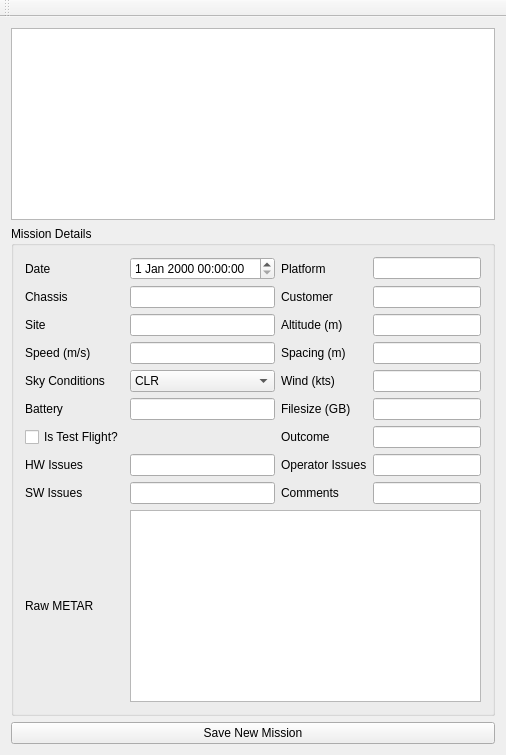
Qt form ui/flight_log.ui (gavho/Flight-Tracker) before a commit.
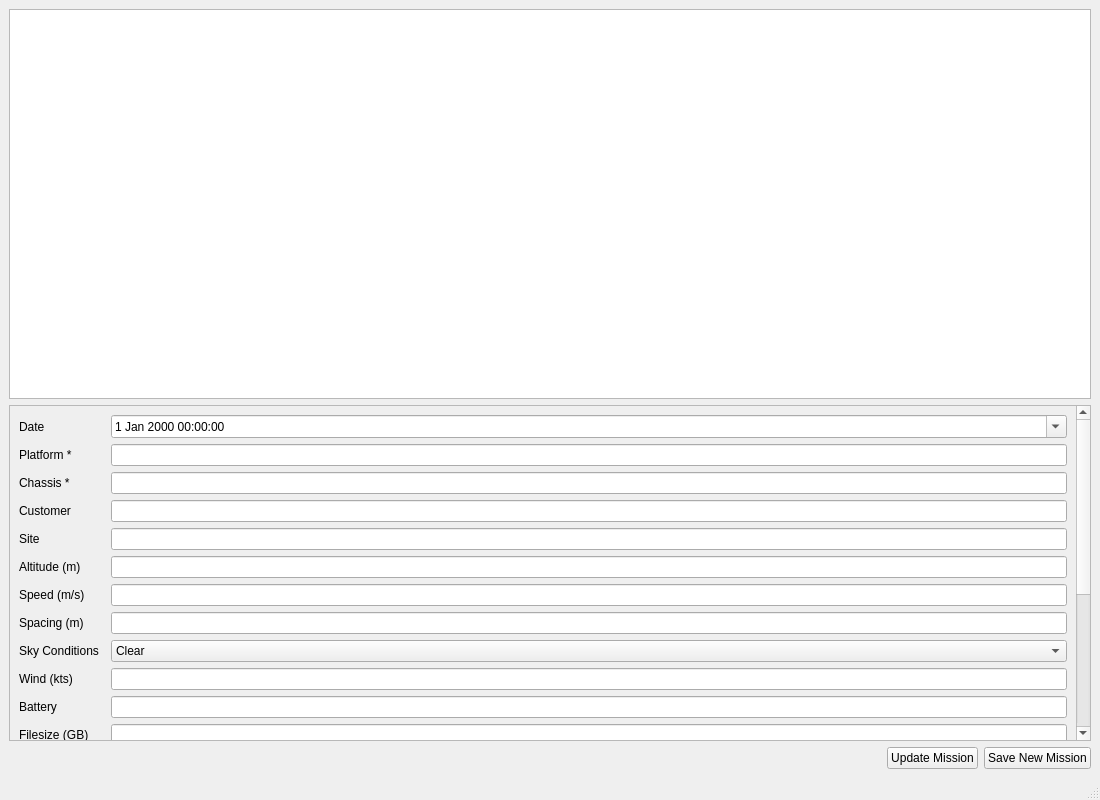
The same form after that commit.

Diff of the .ui file:
```diff
--- a/ui/flight_log.ui
+++ b/ui/flight_log.ui
@@ -2,22 +2,83 @@
 <ui version="4.0">
  <class>MainWindow</class>
  <widget class="QMainWindow" name="MainWindow">
+  <property name="geometry">
+   <rect>
+    <x>0</x>
+    <y>0</y>
+    <width>1100</width>
+    <height>800</height>
+   </rect>
+  </property>
   <property name="windowTitle">
    <string>Flight Log Tracker</string>
   </property>
   <widget class="QWidget" name="centralwidget">
    <layout class="QVBoxLayout" name="verticalLayout">
     <item>
-     <widget class="QTableWidget" name="missionTable"/>
+     <widget class="QTableWidget" name="missionTable">
+      <property name="editTriggers">
+       <set>QAbstractItemView::DoubleClicked|QAbstractItemView::SelectedClicked</set>
+      </property>
+      <property name="alternatingRowColors">
+       <bool>true</bool>
+      </property>
+      <property name="selectionBehavior">
+       <enum>QAbstractItemView::SelectRows</enum>
+      </property>
+      <property name="sortingEnabled">
+       <bool>true</bool>
+      </property>
+      <attribute name="horizontalHeaderCascadingSectionResizes">
+       <bool>false</bool>
+      </attribute>
+      <attribute name="horizontalHeaderShowSortIndicator" stdset="0">
+       <bool>true</bool>
+      </attribute>
+      <attribute name="horizontalHeaderStretchLastSection">
+       <bool>true</bool>
+      </attribute>
+      <attribute name="verticalHeaderStretchLastSection">
+       <bool>false</bool>
+      </attribute>
+     </widget>
     </item>
     <item>
-     <widget class="QGroupBox" name="formGroupBox">
-      <property name="title">
-       <string>Mission Details</string>
+     <widget class="QScrollArea" name="scrollArea">
+      <property name="sizePolicy">
+       <sizepolicy hsizetype="Preferred" vsizetype="Fixed">
+        <horstretch>0</horstretch>
+        <verstretch>0</verstretch>
+       </sizepolicy>
+      </property>
+      <property name="minimumSize">
+       <size>
+        <width>0</width>
+        <height>200</height>
+       </size>
+      </property>
+      <property name="frameShape">
+       <enum>QFrame::StyledPanel</enum>
+      </property>
+      <property name="verticalScrollBarPolicy">
+       <enum>Qt::ScrollBarAsNeeded</enum>
+      </property>
+      <property name="horizontalScrollBarPolicy">
+       <enum>Qt::ScrollBarAlwaysOff</enum>
+      </property>
+      <property name="widgetResizable">
+       <bool>true</bool>
+      </property>
+      <widget class="QWidget" name="scrollAreaWidgetContents">
+       <property name="geometry">
+        <rect>
+         <x>0</x>
+         <y>0</y>
+         <width>1080</width>
+         <height>351</height>
+        </rect>
       </property>
       <layout class="QGridLayout" name="gridLayout">
-
-       <!-- Row 0 -->
        <item row="0" column="0">
         <widget class="QLabel" name="dateLabel">
          <property name="text">
@@ -26,101 +87,95 @@
         </widget>
        </item>
        <item row="0" column="1">
-        <widget class="QDateTimeEdit" name="dateInput"/>
-       </item>
-
-       <item row="0" column="2">
-        <widget class="QLabel" name="platformLabel">
-         <property name="text">
-          <string>Platform</string>
+         <widget class="QDateTimeEdit" name="dateInput">
+          <property name="calendarPopup">
+           <bool>true</bool>
          </property>
         </widget>
        </item>
-       <item row="0" column="3">
-        <widget class="QLineEdit" name="platformInput"/>
-       </item>
-
-       <!-- Row 1 -->
        <item row="1" column="0">
         <widget class="QLabel" name="chassisLabel">
          <property name="text">
-          <string>Chassis</string>
+           <string>Platform *</string>
          </property>
         </widget>
        </item>
        <item row="1" column="1">
+         <widget class="QLineEdit" name="platformInput"/>
+        </item>
+        <item row="2" column="0">
+         <widget class="QLabel" name="labelChassis">
+          <property name="text">
+           <string>Chassis *</string>
+          </property>
+         </widget>
+        </item>
+        <item row="2" column="1">
         <widget class="QLineEdit" name="chassisInput"/>
        </item>
-
-       <item row="1" column="2">
-        <widget class="QLabel" name="customerLabel">
+        <item row="3" column="0">
+         <widget class="QLabel" name="labelCustomer">
          <property name="text">
           <string>Customer</string>
          </property>
         </widget>
        </item>
-       <item row="1" column="3">
+        <item row="3" column="1">
         <widget class="QLineEdit" name="customerInput"/>
        </item>
-
-       <!-- Row 2 -->
-       <item row="2" column="0">
-        <widget class="QLabel" name="siteLabel">
+        <item row="4" column="0">
+         <widget class="QLabel" name="labelSite">
          <property name="text">
           <string>Site</string>
          </property>
         </widget>
        </item>
-       <item row="2" column="1">
+        <item row="4" column="1">
         <widget class="QLineEdit" name="siteInput"/>
        </item>
-
-       <item row="2" column="2">
-        <widget class="QLabel" name="altitudeLabel">
+        <item row="5" column="0">
+         <widget class="QLabel" name="labelAltitude">
          <property name="text">
           <string>Altitude (m)</string>
          </property>
         </widget>
        </item>
-       <item row="2" column="3">
+        <item row="5" column="1">
         <widget class="QLineEdit" name="altitudeInput"/>
        </item>
-
-       <!-- Row 3 -->
-       <item row="3" column="0">
-        <widget class="QLabel" name="speedLabel">
+        <item row="6" column="0">
+         <widget class="QLabel" name="labelSpeed">
          <property name="text">
           <string>Speed (m/s)</string>
          </property>
         </widget>
        </item>
-       <item row="3" column="1">
+        <item row="6" column="1">
         <widget class="QLineEdit" name="speedInput"/>
        </item>
-
-       <item row="3" column="2">
-        <widget class="QLabel" name="spacingLabel">
+        <item row="7" column="0">
+         <widget class="QLabel" name="labelSpacing">
          <property name="text">
           <string>Spacing (m)</string>
          </property>
         </widget>
        </item>
-       <item row="3" column="3">
+        <item row="7" column="1">
         <widget class="QLineEdit" name="spacingInput"/>
        </item>
-
-       <!-- Row 4 -->
-       <item row="4" column="0">
-        <widget class="QLabel" name="skyLabel">
+        <item row="8" column="0">
+         <widget class="QLabel" name="labelSky">
          <property name="text">
           <string>Sky Conditions</string>
          </property>
         </widget>
        </item>
-       <item row="4" column="1">
+        <item row="8" column="1">
         <widget class="QComboBox" name="skyInput">
          <item>
-          <property name="text"><string>CLR</string></property>
+           <property name="text">
+            <string>Clear</string>
+           </property>
          </item>
          <item>
           <property name="text"><string>FEW</string></property>
@@ -136,152 +191,166 @@
          </item>
         </widget>
        </item>
-
-       <item row="4" column="2">
-        <widget class="QLabel" name="windLabel">
+        <item row="9" column="0">
+         <widget class="QLabel" name="labelWind">
          <property name="text">
           <string>Wind (kts)</string>
          </property>
         </widget>
        </item>
-       <item row="4" column="3">
+        <item row="9" column="1">
         <widget class="QLineEdit" name="windInput"/>
        </item>
-
-       <!-- Row 5 -->
-       <item row="5" column="0">
-        <widget class="QLabel" name="batteryLabel">
+        <item row="10" column="0">
+         <widget class="QLabel" name="labelBattery">
          <property name="text">
           <string>Battery</string>
          </property>
         </widget>
        </item>
-       <item row="5" column="1">
+        <item row="10" column="1">
         <widget class="QLineEdit" name="batteryInput"/>
        </item>
-
-       <item row="5" column="2">
-        <widget class="QLabel" name="filesizeLabel">
+        <item row="11" column="0">
+         <widget class="QLabel" name="labelFilesize">
          <property name="text">
           <string>Filesize (GB)</string>
          </property>
         </widget>
        </item>
-       <item row="5" column="3">
+        <item row="11" column="1">
         <widget class="QLineEdit" name="filesizeInput"/>
        </item>
-
-       <!-- Row 6 -->
-       <item row="6" column="0">
+        <item row="12" column="0">
+         <widget class="QLabel" name="labelTest">
+          <property name="text">
+           <string>Is Test?</string>
+          </property>
+         </widget>
+        </item>
+        <item row="12" column="1">
         <widget class="QCheckBox" name="isTestInput">
          <property name="text">
-          <string>Is Test Flight?</string>
+           <string/>
          </property>
         </widget>
        </item>
-
-       <item row="6" column="2">
-        <widget class="QLabel" name="outcomeLabel">
-         <property name="text">
-          <string>Outcome</string>
-         </property>
-        </widget>
-       </item>
-       <item row="6" column="3">
-        <widget class="QLineEdit" name="outcomeInput"/>
-       </item>
-
-       <!-- Row 7 -->
-       <item row="7" column="0">
-        <widget class="QLabel" name="issuesHwLabel">
+        <item row="13" column="0">
+         <widget class="QLabel" name="labelHwIssues">
          <property name="text">
           <string>HW Issues</string>
          </property>
         </widget>
        </item>
-       <item row="7" column="1">
+        <item row="13" column="1">
         <widget class="QLineEdit" name="issuesHwInput"/>
        </item>
-
-       <item row="7" column="2">
-        <widget class="QLabel" name="issuesOperatorLabel">
+        <item row="14" column="0">
+         <widget class="QLabel" name="labelOperatorIssues">
          <property name="text">
           <string>Operator Issues</string>
          </property>
         </widget>
        </item>
-       <item row="7" column="3">
+        <item row="14" column="1">
         <widget class="QLineEdit" name="issuesOperatorInput"/>
        </item>
-
-       <!-- Row 8 -->
-       <item row="8" column="0">
-        <widget class="QLabel" name="issuesSwLabel">
+        <item row="15" column="0">
+         <widget class="QLabel" name="labelSwIssues">
          <property name="text">
           <string>SW Issues</string>
          </property>
         </widget>
        </item>
-       <item row="8" column="1">
+        <item row="15" column="1">
         <widget class="QLineEdit" name="issuesSwInput"/>
        </item>
-
-       <item row="8" column="2">
-        <widget class="QLabel" name="commentsLabel">
+        <item row="16" column="0">
+         <widget class="QLabel" name="labelOutcome">
+          <property name="text">
+           <string>Outcome</string>
+          </property>
+         </widget>
+        </item>
+        <item row="16" column="1">
+         <widget class="QLineEdit" name="outcomeInput"/>
+        </item>
+        <item row="17" column="0">
+         <widget class="QLabel" name="labelComments">
          <property name="text">
           <string>Comments</string>
          </property>
         </widget>
        </item>
-       <item row="8" column="3">
+        <item row="17" column="1">
         <widget class="QLineEdit" name="commentsInput"/>
        </item>
-
-       <!-- Row 9 -->
-       <item row="9" column="0">
-        <widget class="QLabel" name="metarLabel">
+        <item row="18" column="0">
+         <widget class="QLabel" name="labelRawMetar">
          <property name="text">
           <string>Raw METAR</string>
          </property>
         </widget>
        </item>
-       <item row="9" column="1" colspan="3">
+        <item row="18" column="1">
         <widget class="QPlainTextEdit" name="rawMetarInput">
-         <property name="maximumHeight">
-          <number>60</number>
+          <property name="sizePolicy">
+           <sizepolicy hsizetype="Expanding" vsizetype="Preferred">
+            <horstretch>0</horstretch>
+            <verstretch>0</verstretch>
+           </sizepolicy>
          </property>
         </widget>
        </item>
-
-      </layout>
-     </widget>
+       </layout>
+      </widget>
+     </widget>
     </item>
     <item>
-     <widget class="QPushButton" name="saveButton">
+     <layout class="QHBoxLayout" name="horizontalLayout">
+      <item>
+       <spacer name="horizontalSpacer">
+        <property name="orientation">
+         <enum>Qt::Horizontal</enum>
+        </property>
+        <property name="sizeHint" stdset="0">
+         <size>
+          <width>40</width>
+          <height>20</height>
+         </size>
+        </property>
+       </spacer>
+      </item>
+      <item>
+       <widget class="QPushButton" name="updateMissionButton">
+        <property name="text">
+         <string>Update Mission</string>
+        </property>
+       </widget>
+      </item>
+      <item>
+       <widget class="QPushButton" name="saveNewMissionButton">
       <property name="text">
        <string>Save New Mission</string>
       </property>
      </widget>
     </item>
    </layout>
+    </item>
+   </layout>
   </widget>
-
-  <!-- Toolbar -->
-  <widget class="QToolBar" name="mainToolBar">
-   <action name="actionRefresh">
-    <property name="text">
-     <string>Refresh</string>
-    </property>
-   </action>
-   <action name="actionDelete">
-    <property name="text">
-     <string>Delete</string>
-    </property>
-   </action>
+  <widget class="QMenuBar" name="menubar">
+   <property name="geometry">
+    <rect>
+     <x>0</x>
+     <y>0</y>
+     <width>1100</width>
+     <height>22</height>
+    </rect>
+   </property>
   </widget>
-
+  <widget class="QStatusBar" name="statusbar"/>
+ </widget>
   <resources/>
   <connections/>
- </widget>
- <layoutdefault spacing="6" margin="11"/>
 </ui>
```
Left out of the diff: 22 changed lines with no effect on the pictures. Lines whose indentation alone changed are shown as unchanged.
